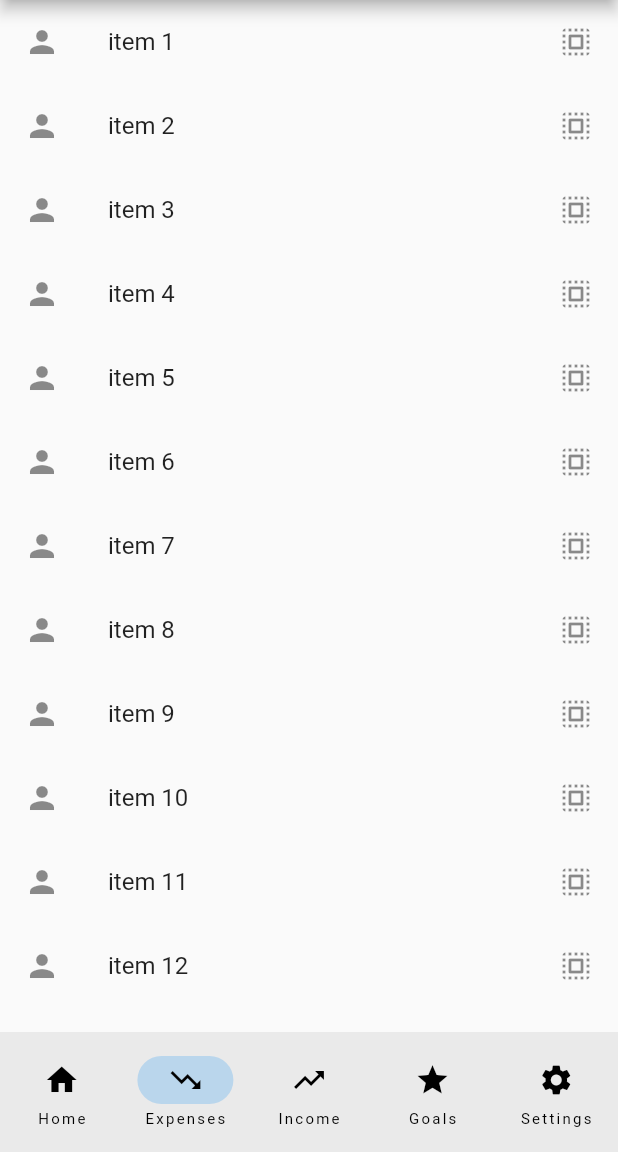
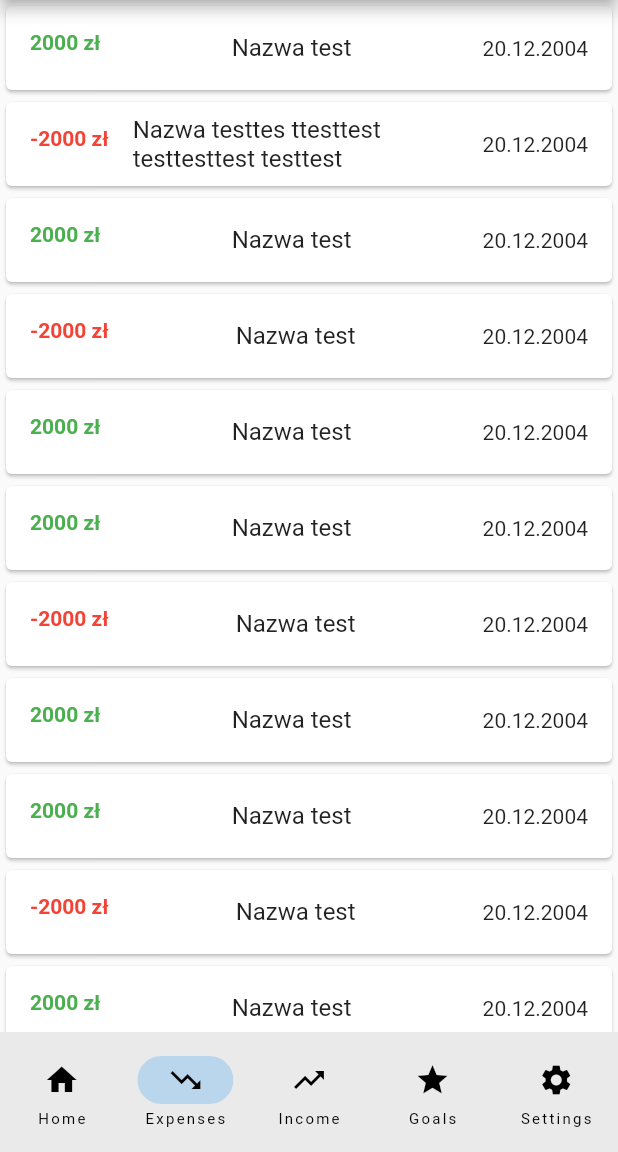
Before and after one commit to Wapirek/fleet-mobile, a Flutter app: the screen it shows after launch, item 2 of the bottom bar chosen, on a phone screen of 412 x 824 dp, the part 84-1236 px from its top. Run offline on Flutter 3.47's test engine with Material 2 defaults, Android fonts, the phone set to English and light mode, and no system bars.

Commit message:
add transaction view

```diff
--- a/lib/main.dart
+++ b/lib/main.dart
@@ -1,7 +1,8 @@
 
 import 'package:fleet_mobile/pages/dashboard_page.dart';
-import 'package:fleet_mobile/pages/trending_page.dart';
+import 'package:fleet_mobile/pages/transaction_page.dart';
 import 'package:flutter/material.dart';
+
 
 void main() {
   runApp(const MyApp());
@@ -30,9 +31,11 @@ class RootPage extends StatefulWidget {
 }
 
 class _RootPageState extends State<RootPage> {
+
   int currentPage = 0;
+
 //TODO new page needed add in this List!!!
-  List<Widget> pages = const [DashboardPage(),TrendingPage(),TrendingPage(),TrendingPage(),TrendingPage()];
+  List<Widget> pages = const [DashboardPage(),TransactionPage(),TransactionPage(),TransactionPage(),TransactionPage()];
   @override
   Widget build(BuildContext context) {
     return Scaffold(
@@ -40,7 +43,10 @@ class _RootPageState extends State<RootPage> {
         //ToDO change to current page title
         title: const Text("Fleet"),
       ),
-      body: pages[currentPage],
+      body: IndexedStack(
+        index: currentPage,
+        children:pages,
+      ),
       bottomNavigationBar: NavigationBar(
         destinations: const [
           NavigationDestination(icon: Icon(Icons.home), label: "Home"),
--- /dev/null
+++ b/lib/pages/transaction_page.dart
@@ -0,0 +1,75 @@
+import 'package:fleet_mobile/models/transaction.dart';
+import 'package:flutter/material.dart';
+
+
+List<Transaction> transactionList=[
+  Transaction(transactionId: 1, transactionName: "test", transactionPrice: 2000, transactionDate: '20.12.2004'),
+  Transaction(transactionId: 1, transactionName: "testtes ttesttest testtesttest testtest", transactionPrice: -2000, transactionDate: '20.12.2004'),
+  Transaction(transactionId: 1, transactionName: "test", transactionPrice: 2000, transactionDate: '20.12.2004'),
+  Transaction(transactionId: 1, transactionName: "test", transactionPrice: -2000, transactionDate: '20.12.2004'),
+  Transaction(transactionId: 1, transactionName: "test", transactionPrice: 2000, transactionDate: '20.12.2004'),
+  Transaction(transactionId: 1, transactionName: "test", transactionPrice: 2000, transactionDate: '20.12.2004'),
+  Transaction(transactionId: 1, transactionName: "test", transactionPrice: -2000, transactionDate: '20.12.2004'),
+  Transaction(transactionId: 1, transactionName: "test", transactionPrice: 2000, transactionDate: '20.12.2004'),
+  Transaction(transactionId: 1, transactionName: "test", transactionPrice: 2000, transactionDate: '20.12.2004'),
+  Transaction(transactionId: 1, transactionName: "test", transactionPrice: -2000, transactionDate: '20.12.2004'),
+  Transaction(transactionId: 1, transactionName: "test", transactionPrice: 2000, transactionDate: '20.12.2004'),
+  Transaction(transactionId: 1, transactionName: "test", transactionPrice: 2000, transactionDate: '20.12.2004'),
+  Transaction(transactionId: 1, transactionName: "test", transactionPrice: 2000, transactionDate: '20.12.2004'),
+  Transaction(transactionId: 1, transactionName: "test", transactionPrice: 2000, transactionDate: '20.12.2004'),
+  Transaction(transactionId: 1, transactionName: "test", transactionPrice: 2000, transactionDate: '20.12.2004'),
+  Transaction(transactionId: 1, transactionName: "test", transactionPrice: 2000, transactionDate: '20.12.2004'),
+  Transaction(transactionId: 1, transactionName: "test", transactionPrice: 2000, transactionDate: '20.12.2004'),
+  Transaction(transactionId: 1, transactionName: "test", transactionPrice: 2000, transactionDate: '20.12.2004'),
+  Transaction(transactionId: 1, transactionName: "test", transactionPrice: 2000, transactionDate: '20.12.2004'),
+  Transaction(transactionId: 1, transactionName: "test", transactionPrice: 2000, transactionDate: '20.12.2004'),
+  Transaction(transactionId: 1, transactionName: "test", transactionPrice: 2000, transactionDate: '20.12.2004'),
+  Transaction(transactionId: 1, transactionName: "test", transactionPrice: 2000, transactionDate: '20.12.2004'),
+  Transaction(transactionId: 1, transactionName: "test", transactionPrice: 2000, transactionDate: '20.12.2004'),
+  Transaction(transactionId: 1, transactionName: "test", transactionPrice: 2000, transactionDate: '20.12.2004'),
+  Transaction(transactionId: 1, transactionName: "test", transactionPrice: 2000, transactionDate: '20.12.2004'),
+  Transaction(transactionId: 1, transactionName: "test", transactionPrice: 2000, transactionDate: '20.12.2004'),
+  Transaction(transactionId: 1, transactionName: "test", transactionPrice: 2000, transactionDate: '20.12.2004'),
+  Transaction(transactionId: 1, transactionName: "test", transactionPrice: 2000, transactionDate: '20.12.2004'),
+  Transaction(transactionId: 1, transactionName: "test", transactionPrice: 2000, transactionDate: '20.12.2004'),
+  Transaction(transactionId: 1, transactionName: "test", transactionPrice: 2000, transactionDate: '20.12.2004'),
+];
+
+
+class TransactionPage extends StatelessWidget {
+  const TransactionPage({Key? key}) : super(key: key);
+
+
+  @override
+  Widget build(BuildContext context) {
+    return ListView.builder(
+        itemCount: transactionList.length,
+        itemBuilder: (BuildContext context, int index) {
+          return
+              Card(
+                child: ListTile(
+                  onTap: (){/*TODO: dodanie możliwość wyświetlania detali*/},
+                  focusColor: Color(0xffff0000) ,
+                  //title: Text("item ${(index+1)}"),
+                  leading: Expanded(
+                      child: Text(
+                          "${(transactionList[index].transactionPrice)} zł",
+                        style: TextStyle(
+                            color: transactionList[index].isIncome ? Colors.green : Colors.red,
+                            fontWeight: FontWeight.bold
+                        ),
+                      )),
+                  title: Column(
+                    children: [
+                      Text("Nazwa ${(transactionList[index].transactionName)}"),
+                      //Text("Kategoria ${(transactionList[index].transactionCategory)}"),
+                      //Text("transactionTyp ${(transactionList[index].transactionTyp)}"),
+                      //Text(transactionList[index].transactionDate),
+                    ],
+                  ),
+                  trailing: Text(transactionList[index].transactionDate),
+                )
+              );
+        });
+  }
+}
--- a/lib/pages/trending_page.dart
+++ /dev/null
@@ -1,20 +0,0 @@
-import 'package:flutter/material.dart';
-
-int itemCount= 20;
-
-class TrendingPage extends StatelessWidget {
-  const TrendingPage({Key? key}) : super(key: key);
-
-  @override
-  Widget build(BuildContext context) {
-    return ListView.builder(
-        itemCount: itemCount,
-        itemBuilder: (BuildContext context, int index) {
-          return ListTile(
-            title: Text("item ${(index+1)}"),
-            leading: const Icon(Icons.person),
-            trailing: const Icon(Icons.select_all_rounded),
-          );
-        });
-  }
-}
```
Also changed, not shown: lib/models/transaction.dart (added, +23 -0 lines), lib/pages/dashboard_page.dart (+8 -6 lines), lib/widgets/tile_dashboard.dart (+4 -4 lines).
